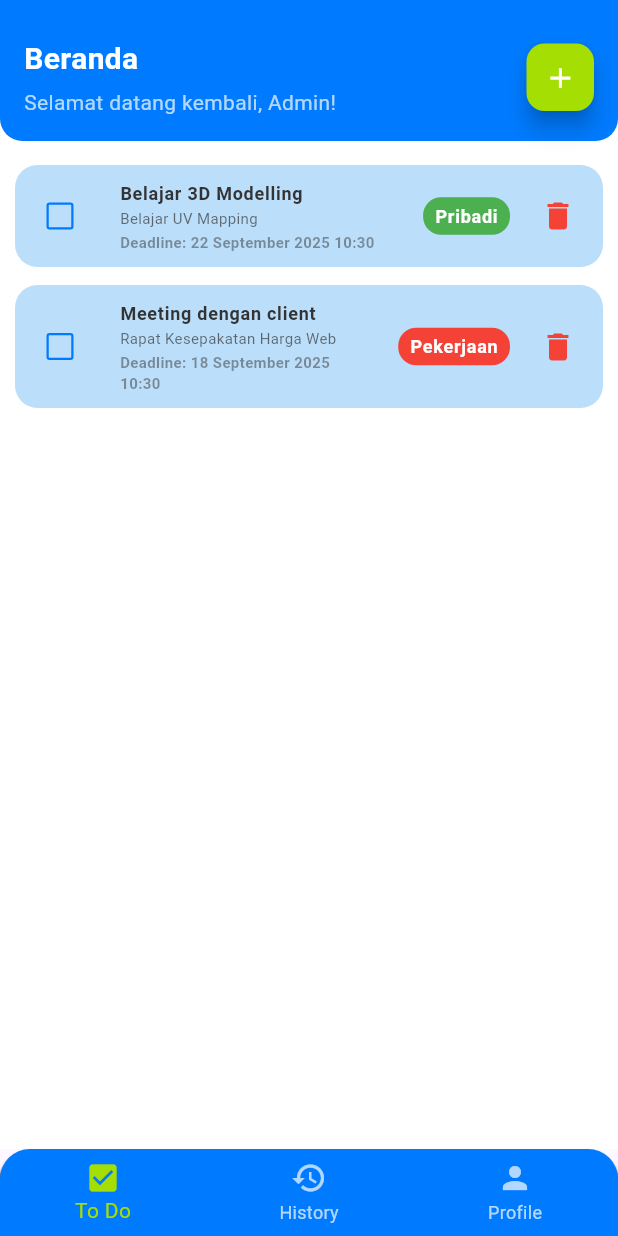
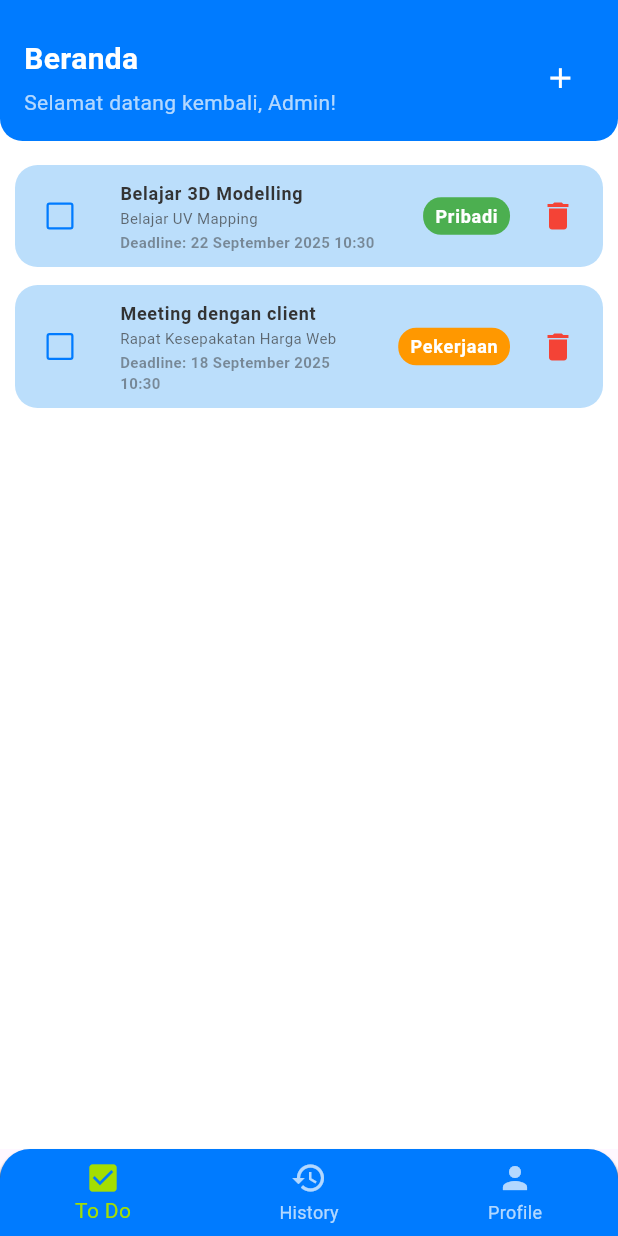
Before and after one commit to Fiqqar/Project-Kerjain_24_35, a Flutter app: the BottomNav screen opened by its route, after a tap on the "delete" icon, on a phone screen of 412 x 824 dp. Run offline on Flutter 3.47's test engine with Material 3 defaults, Android fonts, the phone set to English and light mode, and no system bars; our stand-ins replace get; Roboto replaces fonts that are missing (Poppins).

Commit message:
[MRA] Fixing and styling Profile Card and floating action button in Homepage

```diff
--- a/lib/colors/app_colors.dart
+++ b/lib/colors/app_colors.dart
@@ -16,4 +16,5 @@ class ColorPalette {
   static const Color r = Colors.red;
   static const Color g = Colors.green;
   static const Color b = Colors.blue;
+  static const Color o = Colors.orange;
 }
--- a/lib/controllers/todo_controller.dart
+++ b/lib/controllers/todo_controller.dart
@@ -2,7 +2,6 @@ import 'dart:ui';
 
 import 'package:get/get.dart';
 import 'package:kerjain/colors/app_colors.dart';
-import 'package:kerjain/controllers/addtodo_controller.dart';
 import 'package:kerjain/model/todo_model.dart';
 
 class TodoController extends GetxController {
@@ -59,7 +58,7 @@ class TodoController extends GetxController {
   Map<String, Color> categoryColors = {
     "Sekolah": ColorPalette.b,
     "Pribadi": ColorPalette.g,
-    "Pekerjaan": ColorPalette.r,
+    "Pekerjaan": ColorPalette.o,
   };
 
   getCategoryColor(String kategori) {
--- a/lib/pages/history_page.dart
+++ b/lib/pages/history_page.dart
@@ -86,7 +86,7 @@ class HistoryPage extends StatelessWidget {
                         ),
                         leading: Icon(
                           Icons.history,
-                          color: ColorPalette.primaryColor,
+                          color: ColorPalette.backgroundColor,
                         ),
                         title: CustomText(
                           text: controller.getTodoName(todo),
@@ -135,7 +135,7 @@ class HistoryPage extends StatelessWidget {
                               ),
                             ),
                             IconButton(
-                              icon: Icon(Icons.delete, color: Colors.red),
+                              icon: Icon(Icons.delete, color: ColorPalette.r),
                               onPressed: () {
                                 controller.deleteHistory(index);
                               },
--- a/lib/pages/home_page.dart
+++ b/lib/pages/home_page.dart
@@ -52,10 +52,11 @@ class HomePage extends StatelessWidget {
                 ),
 
                 CustomFloatingButton(
-                  backgroundColor: ColorPalette.accentColor,
+                  backgroundColor: ColorPalette.primaryColor,
                   iconColor: Colors.white,
                   borderRadius: 12,
                   size: 45,
+                  hasShadow: false,
                   icon: Icons.add,
                   onPressed: () {
                     Get.toNamed(AppRoutes.addTodo);
--- a/lib/pages/user_profile_page.dart
+++ b/lib/pages/user_profile_page.dart
@@ -66,8 +66,8 @@ class UserProfilePage extends StatelessWidget {
                       fontWeight: FontWeight.w600,
                       text: "Kerjain Developer",
                       fontSize: 14,
-                      textColor: ColorPalette.primaryGradientColor.withValues(
-                        alpha: 0.7,
+                      textColor: ColorPalette.textColor.withValues(
+                        alpha: 0.9,
                       ),
                     ),
                   ),
--- a/lib/widgets/custom_button.dart
+++ b/lib/widgets/custom_button.dart
@@ -56,6 +56,7 @@ class CustomFloatingButton extends StatelessWidget {
   final Color iconColor;
   final double size;
   final double borderRadius;
+  final bool hasShadow;
 
   const CustomFloatingButton({
     super.key,
@@ -65,6 +66,7 @@ class CustomFloatingButton extends StatelessWidget {
     this.iconColor = ColorPalette.backgroundColor,
     this.size = 56.0,
     this.borderRadius = 15.0,
+    this.hasShadow = false,
   });
 
   @override
@@ -72,7 +74,8 @@ class CustomFloatingButton extends StatelessWidget {
     return Material(
       color: backgroundColor,
       borderRadius: BorderRadius.circular(borderRadius),
-      elevation: 6,
+      elevation: hasShadow ? 6 : 0,
+
       child: InkWell(
         onTap: onPressed,
         borderRadius: BorderRadius.circular(borderRadius),
--- a/lib/widgets/custom_text.dart
+++ b/lib/widgets/custom_text.dart
@@ -56,7 +56,7 @@ Widget buildInfoRow(String label, String value) {
             text: value,
             fontSize: 14,
             fontWeight: FontWeight.bold,
-            textColor: ColorPalette.primaryColor,
+            textColor: ColorPalette.textColor,
           ),
           SizedBox(width: 8),
         ],
```
